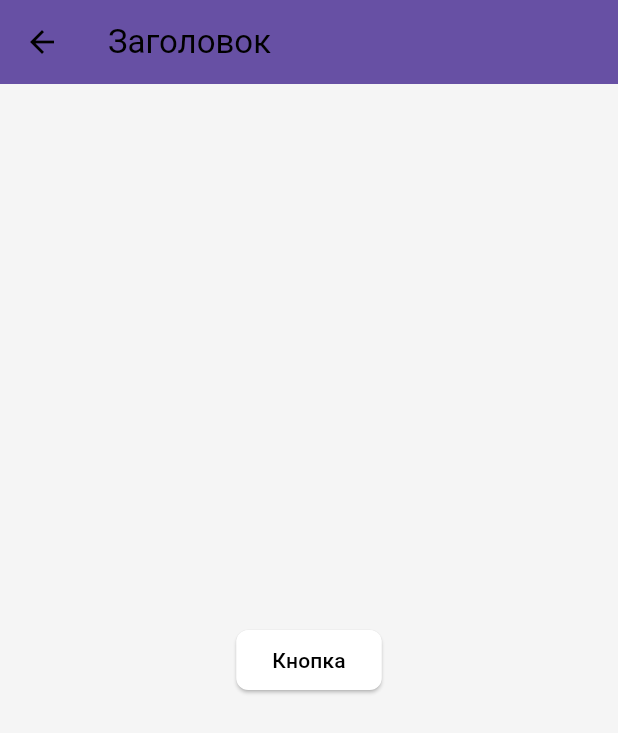
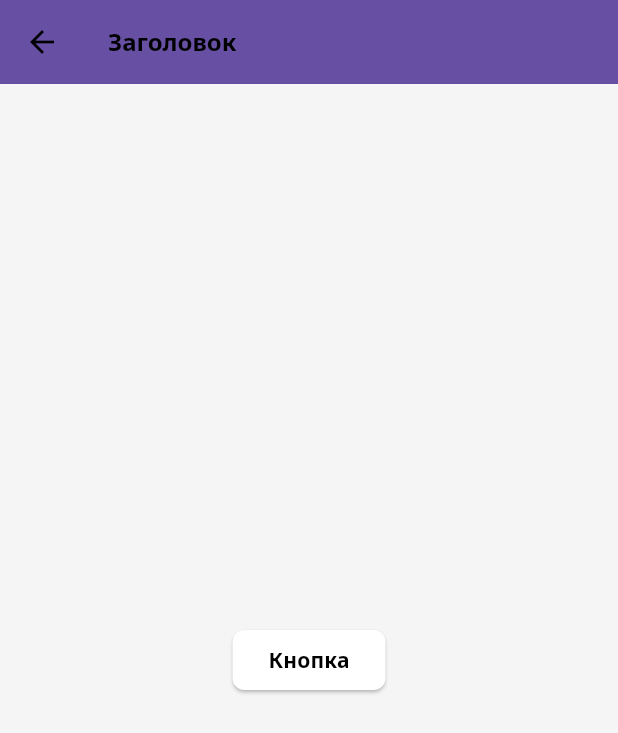
Before and after one commit to amran1451/digital_diary_app, a Flutter app: the MyScreen screen opened by its route, on a phone screen of 412 x 824 dp. Shown: the top 733 px of the screen. Run offline on Flutter 3.47's test engine with Material 3 defaults, Android fonts, the phone set to English and light mode, and no system bars; our stand-ins replace cloud_firestore, connectivity_plus, csv, file_picker, firebase_auth, firebase_core and 12 more; missing offline and left inert: finance_tracker, nutrition_tracker, planner_app, simple_heatmap_calendar, workout_app; accounts and stored records are empty.

Commit message:
исправление ошибок при компиляции

```diff
--- a/lib/screens/theme_example_screen.dart
+++ b/lib/screens/theme_example_screen.dart
@@ -9,12 +9,12 @@ class MyScreen extends StatelessWidget {
     final theme = Theme.of(context);
     return Scaffold(
       backgroundColor: theme.colorScheme.background,
-      appBar: AppBar(title: Text('Заголовок', style: theme.textTheme.headline6)),
+      appBar: AppBar(title: Text('Заголовок', style: theme.textTheme.titleLarge)),
       body: Center(
         child: ElevatedButton(
           style: theme.elevatedButtonTheme.style,
           onPressed: () {},
-          child: Text('Кнопка', style: theme.textTheme.button),
+          child: Text('Кнопка', style: theme.textTheme.labelLarge),
         ),
       ),
     );
--- a/packages/app_theme/lib/src/theme.dart
+++ b/packages/app_theme/lib/src/theme.dart
@@ -6,17 +6,17 @@ class AppTheme {
 
   static const _baseTextStyle = TextStyle(fontFamily: 'NotoSans');
 
-  static TextTheme get _textTheme => const TextTheme(
-    headline1: _baseTextStyle.copyWith(fontSize: 32, fontWeight: FontWeight.bold),
-    headline2: _baseTextStyle.copyWith(fontSize: 28, fontWeight: FontWeight.bold),
-    headline3: _baseTextStyle.copyWith(fontSize: 24, fontWeight: FontWeight.bold),
-    headline4: _baseTextStyle.copyWith(fontSize: 20, fontWeight: FontWeight.w600),
-    headline5: _baseTextStyle.copyWith(fontSize: 18, fontWeight: FontWeight.w600),
-    headline6: _baseTextStyle.copyWith(fontSize: 16, fontWeight: FontWeight.w600),
-    bodyText1: _baseTextStyle.copyWith(fontSize: 14),
-    bodyText2: _baseTextStyle.copyWith(fontSize: 12),
-    button: _baseTextStyle.copyWith(fontSize: 14, fontWeight: FontWeight.w600),
-    caption: _baseTextStyle.copyWith(fontSize: 12, color: Colors.grey),
+  static final TextTheme _textTheme = TextTheme(
+    displayLarge: _baseTextStyle.copyWith(fontSize: 32, fontWeight: FontWeight.bold),
+    displayMedium: _baseTextStyle.copyWith(fontSize: 28, fontWeight: FontWeight.bold),
+    displaySmall: _baseTextStyle.copyWith(fontSize: 24, fontWeight: FontWeight.bold),
+    headlineMedium: _baseTextStyle.copyWith(fontSize: 20, fontWeight: FontWeight.w600),
+    headlineSmall: _baseTextStyle.copyWith(fontSize: 18, fontWeight: FontWeight.w600),
+    titleLarge: _baseTextStyle.copyWith(fontSize: 16, fontWeight: FontWeight.w600),
+    bodyLarge: _baseTextStyle.copyWith(fontSize: 14),
+    bodyMedium: _baseTextStyle.copyWith(fontSize: 12),
+    labelLarge: _baseTextStyle.copyWith(fontSize: 14, fontWeight: FontWeight.w600),
+    labelSmall: _baseTextStyle.copyWith(fontSize: 12, color: Colors.grey),
   );
 
   static final ColorScheme _lightColors = const ColorScheme.light(
@@ -44,23 +44,23 @@ class AppTheme {
     ),
     elevatedButtonTheme: ElevatedButtonThemeData(
       style: ElevatedButton.styleFrom(
-        textStyle: _textTheme.button,
+        textStyle: _textTheme.labelLarge,
         shape: RoundedRectangleBorder(borderRadius: BorderRadius.circular(8)),
       ),
     ),
     textButtonTheme: TextButtonThemeData(
-      style: TextButton.styleFrom(textStyle: _textTheme.button),
+      style: TextButton.styleFrom(textStyle: _textTheme.labelLarge),
     ),
     outlinedButtonTheme: OutlinedButtonThemeData(
       style: OutlinedButton.styleFrom(
-        textStyle: _textTheme.button,
+        textStyle: _textTheme.labelLarge,
         shape: RoundedRectangleBorder(borderRadius: BorderRadius.circular(8)),
       ),
     ),
     inputDecorationTheme: InputDecorationTheme(
       border: OutlineInputBorder(borderRadius: BorderRadius.circular(8)),
     ),
-    cardTheme: CardTheme(
+    cardTheme: CardThemeData(
       shape: RoundedRectangleBorder(borderRadius: BorderRadius.circular(12)),
       elevation: 2,
     ),
@@ -78,23 +78,23 @@ class AppTheme {
     ),
     elevatedButtonTheme: ElevatedButtonThemeData(
       style: ElevatedButton.styleFrom(
-        textStyle: _textTheme.button,
+        textStyle: _textTheme.labelLarge,
         shape: RoundedRectangleBorder(borderRadius: BorderRadius.circular(8)),
       ),
     ),
     textButtonTheme: TextButtonThemeData(
-      style: TextButton.styleFrom(textStyle: _textTheme.button),
+      style: TextButton.styleFrom(textStyle: _textTheme.labelLarge),
     ),
     outlinedButtonTheme: OutlinedButtonThemeData(
       style: OutlinedButton.styleFrom(
-        textStyle: _textTheme.button,
+        textStyle: _textTheme.labelLarge,
         shape: RoundedRectangleBorder(borderRadius: BorderRadius.circular(8)),
       ),
     ),
     inputDecorationTheme: InputDecorationTheme(
       border: OutlineInputBorder(borderRadius: BorderRadius.circular(8)),
     ),
-    cardTheme: CardTheme(
+    cardTheme: CardThemeData(
       shape: RoundedRectangleBorder(borderRadius: BorderRadius.circular(12)),
       elevation: 2,
     ),
```
